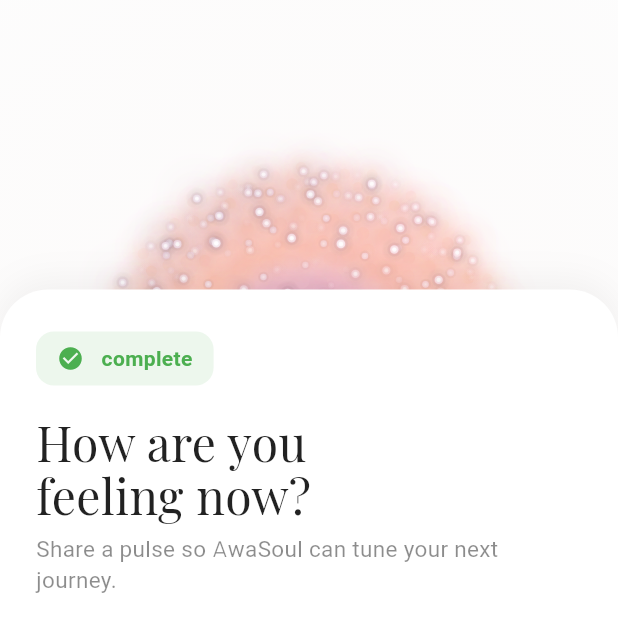
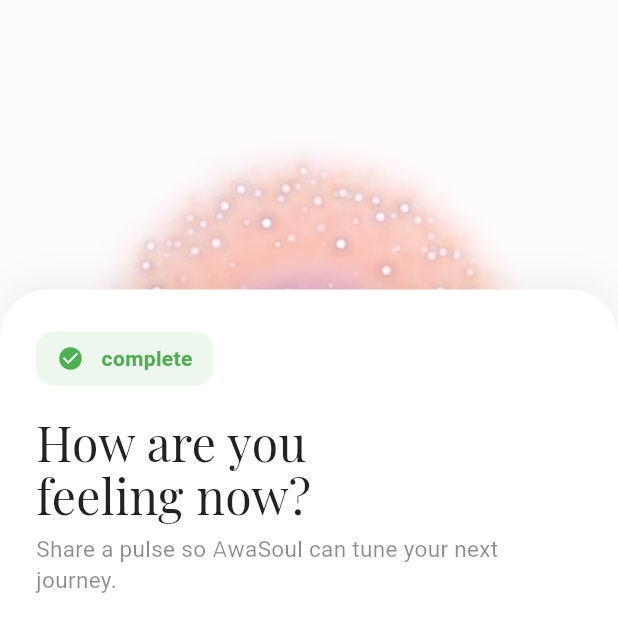
Before and after one commit to lyfar/awa-prototype, a Flutter app: the PracticeFeedbackScreen screen opened directly with sample values from the repository, after a tap on "Grounded", on a phone screen of 412 x 824 dp, the top half of it. Run offline on Flutter 3.47's test engine with Material 3 defaults, Android fonts, the phone set to English and light mode, and no system bars; our stand-ins replace geolocator, google_fonts, shared_preferences; missing offline and left inert: dart:html, dart:ui_web; accounts and stored records are empty; network calls fail.

Commit message:
Update awa_sphere.dart

```diff
--- a/lib/soul/awa_sphere.dart
+++ b/lib/soul/awa_sphere.dart
@@ -417,19 +417,23 @@ class _AwaSphereParticles extends CustomPainter {
     final depthFactor = (particle.z + 1) / 2; // 0 to 1, back to front
     final pos = center + Offset(particle.x, particle.y);
 
-    // Blink effect - each particle pulses
-    final blinkPhase = math.sin(sparklePhase * 2.0 + particle.index * 0.15);
-    final blinkFactor = 0.5 + blinkPhase * 0.5; // 0.0 to 1.0
+    // Blink/twinkle effect - each star pulses
+    final blinkPhase = math.sin(sparklePhase * 2.5 + particle.index * 0.12);
+    final blinkFactor = 0.4 + blinkPhase * 0.6; // 0.0 to 1.0
+
+    // Secondary shimmer (faster)
+    final shimmer = math.sin(sparklePhase * 5.0 + particle.index * 0.3);
+    final shimmerFactor = 0.85 + shimmer * 0.15;
 
     // Color gradient across sphere
     final normalizedX = (particle.x / radius + 1) / 2;
     final normalizedY = (particle.y / radius + 1) / 2;
     final gradientFactor = (normalizedX * 0.5 + normalizedY * 0.5);
 
-    // Gradient colors matching backdrop
-    const warmColor = Color(0xFFFEC0A2);  // Warm peach
-    const midColor = Color(0xFFEFABBF);   // Pink
-    const coolColor = Color(0xFFB89FC1);  // Lavender
+    // Gradient colors - slightly brighter
+    const warmColor = Color(0xFFFFD4B8);  // Bright warm peach
+    const midColor = Color(0xFFF8C0D8);   // Bright pink
+    const coolColor = Color(0xFFD0B8E0);  // Bright lavender
 
     Color baseColor;
     if (gradientFactor < 0.5) {
@@ -438,32 +442,123 @@ class _AwaSphereParticles extends CustomPainter {
       baseColor = Color.lerp(midColor, warmColor, (gradientFactor - 0.5) * 2)!;
     }
 
-    // Brightness with blink
-    final brightness = (0.6 + depthFactor * 0.4) * (0.7 + blinkFactor * 0.3);
+    // Brightness with blink and shimmer
+    final brightness = (0.5 + depthFactor * 0.5) * blinkFactor * shimmerFactor;
     final opacity = math.min(1.0, brightness);
-    final sizeMultiplier = (0.7 + depthFactor * 0.3) * (1 + particle.waveOffset * 0.06);
-    final currentSize = particleSize * sizeMultiplier * (0.9 + blinkFactor * 0.1);
+    final sizeMultiplier = (0.6 + depthFactor * 0.4) * (1 + particle.waveOffset * 0.05);
+    final currentSize = particleSize * sizeMultiplier * (0.85 + blinkFactor * 0.15);
+
+    // === STAR RAYS - Draw cross pattern for star effect ===
+    if (depthFactor > 0.4 && blinkFactor > 0.5) {
+      final rayLength = currentSize * (4.0 + blinkFactor * 3.0);
+      final rayWidth = currentSize * 0.3;
+      final rayOpacity = opacity * 0.5 * (blinkFactor - 0.3);
+
+      // Horizontal ray
+      final hRayPaint = Paint()
+        ..shader = LinearGradient(
+          begin: Alignment.centerLeft,
+          end: Alignment.centerRight,
+          colors: [
+            Colors.transparent,
+            Colors.white.withOpacity(rayOpacity * 0.3),
+            Colors.white.withOpacity(rayOpacity),
+            Colors.white.withOpacity(rayOpacity * 0.3),
+            Colors.transparent,
+          ],
+          stops: const [0.0, 0.3, 0.5, 0.7, 1.0],
+        ).createShader(Rect.fromCenter(center: pos, width: rayLength * 2, height: rayWidth))
+        ..maskFilter = const MaskFilter.blur(BlurStyle.normal, 1);
+      canvas.drawRect(
+        Rect.fromCenter(center: pos, width: rayLength * 2, height: rayWidth),
+        hRayPaint,
+      );
+
+      // Vertical ray
+      final vRayPaint = Paint()
+        ..shader = LinearGradient(
+          begin: Alignment.topCenter,
+          end: Alignment.bottomCenter,
+          colors: [
+            Colors.transparent,
+            Colors.white.withOpacity(rayOpacity * 0.3),
+            Colors.white.withOpacity(rayOpacity),
+            Colors.white.withOpacity(rayOpacity * 0.3),
+            Colors.transparent,
+          ],
+          stops: const [0.0, 0.3, 0.5, 0.7, 1.0],
+        ).createShader(Rect.fromCenter(center: pos, width: rayWidth, height: rayLength * 2))
+        ..maskFilter = const MaskFilter.blur(BlurStyle.normal, 1);
+      canvas.drawRect(
+        Rect.fromCenter(center: pos, width: rayWidth, height: rayLength * 2),
+        vRayPaint,
+      );
+
+      // Diagonal rays for brighter stars
+      if (blinkFactor > 0.7 && depthFactor > 0.55) {
+        canvas.save();
+        canvas.translate(pos.dx, pos.dy);
+        canvas.rotate(math.pi / 4);
+
+        final diagRayLength = rayLength * 0.7;
+        final diagOpacity = rayOpacity * 0.6;
+
+        // Diagonal ray 1
+        final d1Paint = Paint()
+          ..shader = LinearGradient(
+            colors: [
+              Colors.transparent,
+              Colors.white.withOpacity(diagOpacity),
+              Colors.transparent,
+            ],
+          ).createShader(Rect.fromCenter(center: Offset.zero, width: diagRayLength * 2, height: rayWidth * 0.7))
+          ..maskFilter = const MaskFilter.blur(BlurStyle.normal, 1);
+        canvas.drawRect(
+          Rect.fromCenter(center: Offset.zero, width: diagRayLength * 2, height: rayWidth * 0.7),
+          d1Paint,
+        );
+
+        // Diagonal ray 2
+        final d2Paint = Paint()
+          ..shader = LinearGradient(
+            begin: Alignment.topCenter,
+            end: Alignment.bottomCenter,
+            colors: [
+              Colors.transparent,
+              Colors.white.withOpacity(diagOpacity),
+              Colors.transparent,
+            ],
+          ).createShader(Rect.fromCenter(center: Offset.zero, width: rayWidth * 0.7, height: diagRayLength * 2))
+          ..maskFilter = const MaskFilter.blur(BlurStyle.normal, 1);
+        canvas.drawRect(
+          Rect.fromCenter(center: Offset.zero, width: rayWidth * 0.7, height: diagRayLength * 2),
+          d2Paint,
+        );
+
+        canvas.restore();
+      }
+    }
 
     // === BLOOM EFFECT - Multiple blur layers ===
 
-    // Layer 1: Very large soft bloom (like real light scatter)
+    // Layer 1: Very large soft bloom
     if (depthFactor > 0.25) {
-      final bloomRadius = currentSize * 5.0;
-      final bloomOpacity = opacity * 0.2 * blinkFactor;
+      final bloomRadius = currentSize * 6.0;
+      final bloomOpacity = opacity * 0.25 * blinkFactor;
       final bloomPaint = Paint()
         ..color = baseColor.withOpacity(bloomOpacity)
-        ..maskFilter = const MaskFilter.blur(BlurStyle.normal, 12);
+        ..maskFilter = const MaskFilter.blur(BlurStyle.normal, 15);
       canvas.drawCircle(pos, bloomRadius, bloomPaint);
     }
 
-    // Layer 2: Medium bloom
+    // Layer 2: Medium bloom with color
     if (depthFactor > 0.3) {
-      final midBloomRadius = currentSize * 3.0;
+      final midBloomRadius = currentSize * 3.5;
       final midBloomPaint = Paint()
         ..shader = RadialGradient(
           colors: [
-            Colors.white.withOpacity(opacity * 0.3 * blinkFactor),
-            baseColor.withOpacity(opacity * 0.25 * blinkFactor),
+            Colors.white.withOpacity(opacity * 0.4 * blinkFactor),
+            baseColor.withOpacity(opacity * 0.3 * blinkFactor),
             Colors.transparent,
           ],
           stops: const [0.0, 0.4, 1.0],
@@ -473,12 +568,12 @@ class _AwaSphereParticles extends CustomPainter {
     }
 
     // Layer 3: Inner glow
-    final innerGlowRadius = currentSize * 1.8;
+    final innerGlowRadius = currentSize * 2.0;
     final innerGlowPaint = Paint()
       ..shader = RadialGradient(
         colors: [
-          Colors.white.withOpacity(opacity * 0.6 * blinkFactor),
-          baseColor.withOpacity(opacity * 0.4 * blinkFactor),
+          Colors.white.withOpacity(opacity * 0.7 * blinkFactor),
+          baseColor.withOpacity(opacity * 0.5 * blinkFactor),
           Colors.transparent,
         ],
         stops: const [0.0, 0.5, 1.0],
@@ -487,7 +582,7 @@ class _AwaSphereParticles extends CustomPainter {
     canvas.drawCircle(pos, innerGlowRadius, innerGlowPaint);
 
     // Layer 4: Bright core
-    final coreColor = Color.lerp(baseColor, Colors.white, 0.7)!;
+    final coreColor = Color.lerp(baseColor, Colors.white, 0.8)!;
     final corePaint = Paint()
       ..shader = RadialGradient(
         colors: [
@@ -498,21 +593,21 @@ class _AwaSphereParticles extends CustomPainter {
       ).createShader(Rect.fromCircle(center: pos, radius: currentSize));
     canvas.drawCircle(pos, currentSize, corePaint);
 
-    // Layer 5: Hot white center
-    if (depthFactor > 0.35) {
+    // Layer 5: Hot white center - the "star point"
+    if (depthFactor > 0.3) {
       final hotCenterPaint = Paint()
-        ..color = Colors.white.withOpacity(opacity * 0.95 * blinkFactor)
+        ..color = Colors.white.withOpacity(opacity * 0.98 * blinkFactor)
         ..style = PaintingStyle.fill;
-      canvas.drawCircle(pos, currentSize * 0.5, hotCenterPaint);
+      canvas.drawCircle(pos, currentSize * 0.55, hotCenterPaint);
     }
 
-    // Intense sparkle flash on some particles
-    if (particle.sparkle > 0.8 && blinkFactor > 0.7 && depthFactor > 0.5) {
-      // Extra bright flash
+    // Extra intense flash on some stars
+    if (particle.sparkle > 0.85 && blinkFactor > 0.8 && depthFactor > 0.5) {
+      // Bright starburst flash
       final flashPaint = Paint()
-        ..color = Colors.white.withOpacity(0.95)
-        ..maskFilter = const MaskFilter.blur(BlurStyle.normal, 2);
-      canvas.drawCircle(pos, currentSize * 0.6, flashPaint);
+        ..color = Colors.white
+        ..maskFilter = const MaskFilter.blur(BlurStyle.normal, 3);
+      canvas.drawCircle(pos, currentSize * 0.8, flashPaint);
     }
   }
 
```
